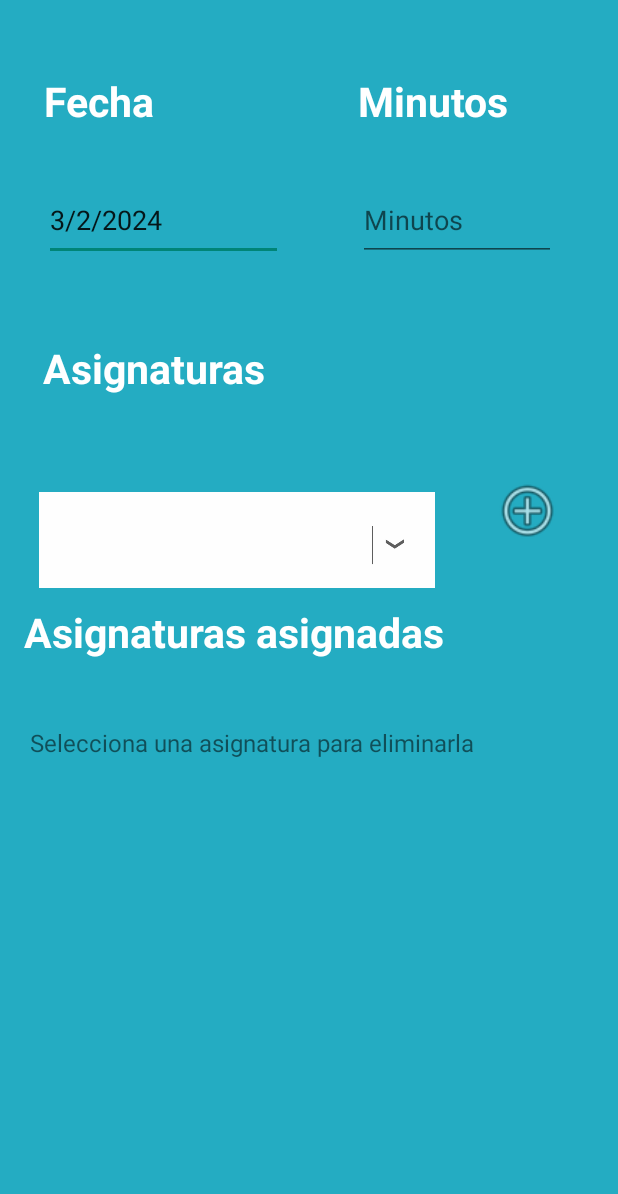
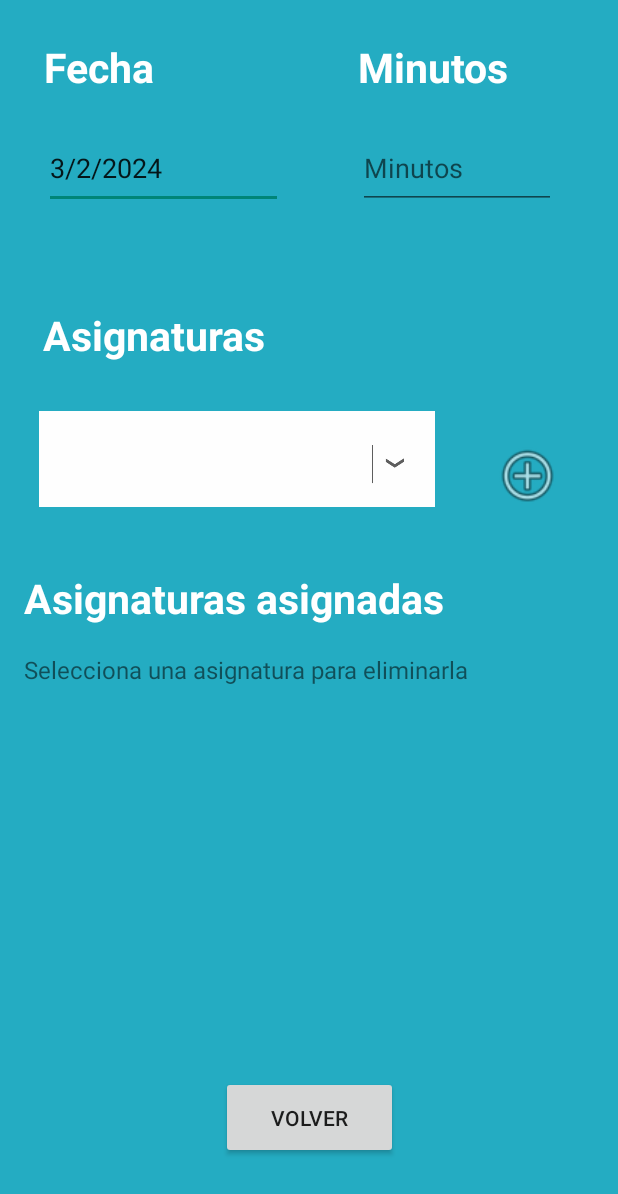
Before and after one commit to jfcaballero/HeticaAPP, an Android app: the EditarCalendario screen opened directly, with no data from a screen before it, on a phone screen of 412 x 824 dp. Shown: the top 1194 px of the screen. Run offline under Robolectric (Android 15) with nearby library versions, the phone set to English and light mode, and no system bars; libraries missing offline, so code that uses them is left out: com.hetica.

```diff
--- a/app/src/main/java/com/hetica/AutismoCordoba/AdminSQLiteOpenHelperCalendario.kt
+++ b/app/src/main/java/com/hetica/AutismoCordoba/AdminSQLiteOpenHelperCalendario.kt
@@ -37,6 +37,7 @@ class AdminSQLiteOpenHelperCalendario(context: Context) :
             contentValues.put(TIEMPO, tiempo)
             contentValues.put(ESTUDIADO, 0) // Por defecto, no estudiado
             db.insert(DB_TABLE, null, contentValues)
+            Log.d("Insertando en calendario","$asignatura,$dateString,$tiempo")
         }
         return true
     }
--- a/app/src/main/java/com/hetica/AutismoCordoba/AsignaturaDeHoy.kt
+++ b/app/src/main/java/com/hetica/AutismoCordoba/AsignaturaDeHoy.kt
@@ -13,6 +13,7 @@ import android.widget.Button
 import android.widget.CheckedTextView
 import android.widget.ImageView
 import android.widget.ListView
+import android.widget.TextView
 import android.widget.Toast
 import androidx.appcompat.app.AppCompatActivity
 import com.hetica.AutismoCordoba.MainActivity
@@ -70,7 +71,7 @@ class AsignaturaDeHoy : AppCompatActivity() {
         val month = calendar.get(Calendar.MONTH) + 1
         val day = calendar.get(Calendar.DAY_OF_MONTH)
         val dateString = String.format("%02d%02d%d", month, day, year)
-
+        var nohaytareas: TextView?=findViewById(R.id.textoNoHayTareasHoy)
         val asignaturasData = dbCalendario?.getAsignaturasForDayWithMinutos(dateString)
         adapter.clear()
 
@@ -85,7 +86,13 @@ class AsignaturaDeHoy : AppCompatActivity() {
                 }
             }
             adapter.addAll(displayList)
+            if (nohaytareas != null) {
+                nohaytareas.visibility=View.INVISIBLE
+            }
         } else {
+            if (nohaytareas != null) {
+                nohaytareas.visibility=View.VISIBLE
+            }
             calendarioListView?.adapter = null
         }
         adapter.notifyDataSetChanged()
@@ -178,12 +185,6 @@ class AsignaturaDeHoy : AppCompatActivity() {
         viewData()
 
     }
-    override fun onBackPressed() {
-        onBackPressedDispatcher.onBackPressed()
-        viewData()
-    }
-
-
 
 
 }
--- a/app/src/main/java/com/hetica/AutismoCordoba/EditarCalendario.kt
+++ b/app/src/main/java/com/hetica/AutismoCordoba/EditarCalendario.kt
@@ -3,12 +3,14 @@ package com.hetica.AutismoCordoba
 import AdminSQLiteOpenHelperCalendario
 import android.annotation.SuppressLint
 import android.app.DatePickerDialog
+import android.content.Intent
 import androidx.appcompat.app.AppCompatActivity
 import android.os.Bundle
 import android.util.Log
 import android.view.View
 import android.widget.AdapterView
 import android.widget.ArrayAdapter
+import android.widget.Button
 import android.widget.EditText
 import android.widget.ImageView
 import android.widget.ListView
@@ -30,10 +32,7 @@ private var listViewAsignaturasDeUnDia: ListView? = null
  */
 private var addAsignaturaCalendario: ImageView?=null
 
-/**
- * La lista de asignaturas donde volcaremos la base de datos
- */
-var asignaturasCalendarioBD: MutableList<String>? = null
+
 /**
  * The Adapter.
  */
@@ -42,6 +41,8 @@ var adapterEditarCalendario: ArrayAdapter<String>? = null
 var MinutosAsignatura: EditText?=null
 
 var dbCalendario: AdminSQLiteOpenHelperCalendario? = null
+
+var botonCalendario: Button?=null
 class EditarCalendario : AppCompatActivity() {
     @SuppressLint("MissingInflatedId")
     override fun onCreate(savedInstanceState: Bundle?) {
@@ -56,6 +57,11 @@ class EditarCalendario : AppCompatActivity() {
         MinutosAsignatura=findViewById(R.id.calendarioMinutosAsignatura)
 
 
+        botonCalendario=findViewById(R.id.volverCalendarioBoton)
+        botonCalendario?.setOnClickListener {
+            val intent = Intent(this, AsignaturaDeHoy::class.java)
+            startActivity(intent)
+        }
 
         addAsignaturaCalendario?.setOnClickListener {
             val asignaturaSeleccionada = spinner.selectedItem as String
@@ -229,6 +235,10 @@ class EditarCalendario : AppCompatActivity() {
             return false
         }
     }
+    override fun onBackPressed() {
+        // No realizar ninguna acción al presionar el botón de retroceso del dispositivo móvil
+        // super.onBackPressed()
+    }
 
 
 }
--- a/app/src/main/res/layout/activity_asignatura_de_hoy.xml
+++ b/app/src/main/res/layout/activity_asignatura_de_hoy.xml
@@ -82,4 +82,18 @@
         app:layout_constraintTop_toBottomOf="@+id/editarCalendarioBoton"
         app:layout_constraintVertical_bias="1.0" />
 
+    <TextView
+        android:id="@+id/textoNoHayTareasHoy"
+        android:layout_width="wrap_content"
+        android:layout_height="wrap_content"
+        android:layout_marginTop="129dp"
+        android:text="No hay tareas para hoy"
+        android:textSize="24sp"
+        app:layout_constraintBottom_toBottomOf="@+id/asignaturasdehoy"
+        app:layout_constraintEnd_toEndOf="@+id/asignaturasdehoy"
+        app:layout_constraintHorizontal_bias="0.52"
+        app:layout_constraintStart_toStartOf="@+id/asignaturasdehoy"
+        app:layout_constraintTop_toTopOf="@+id/asignaturasdehoy"
+        app:layout_constraintVertical_bias="0.0" />
+
 </androidx.constraintlayout.widget.ConstraintLayout>
--- a/app/src/main/res/layout/activity_editar_calendario.xml
+++ b/app/src/main/res/layout/activity_editar_calendario.xml
@@ -7,52 +7,19 @@
     android:background="#24acc2"
     tools:context=".EditarCalendario">
 
-    <TextView
-        android:id="@+id/textView72"
-        android:layout_width="127dp"
-        android:layout_height="43dp"
-        android:text="Fecha"
-        android:textAlignment="textStart"
-        android:textColor="#FFFFFF"
-        android:textSize="27sp"
-        android:textStyle="bold"
+
+    <ListView
+        android:id="@+id/listViewCalendarioAsignaturas"
+        android:layout_width="366dp"
+        android:layout_height="222dp"
+        android:layout_marginTop="13dp"
+        android:layout_marginBottom="100dp"
         app:layout_constraintBottom_toBottomOf="parent"
         app:layout_constraintEnd_toEndOf="parent"
-        app:layout_constraintHorizontal_bias="0.102"
+        app:layout_constraintHorizontal_bias="0.355"
         app:layout_constraintStart_toStartOf="parent"
-        app:layout_constraintTop_toTopOf="parent"
-        app:layout_constraintVertical_bias="0.062" />
-
-    <TextView
-        android:id="@+id/textView62"
-        android:layout_width="127dp"
-        android:layout_height="43dp"
-        android:text="Minutos"
-        android:textAlignment="textStart"
-        android:textColor="#FFFFFF"
-        android:textSize="27sp"
-        android:textStyle="bold"
-        app:layout_constraintBottom_toBottomOf="parent"
-        app:layout_constraintEnd_toEndOf="parent"
-        app:layout_constraintHorizontal_bias="0.838"
-        app:layout_constraintStart_toStartOf="parent"
-        app:layout_constraintTop_toTopOf="parent"
-        app:layout_constraintVertical_bias="0.062" />
-
-    <TextView
-        android:id="@+id/textView73"
-        android:layout_width="177dp"
-        android:layout_height="52dp"
-        android:text="Asignaturas"
-        android:textColor="#FFFFFF"
-        android:textSize="27sp"
-        android:textStyle="bold"
-        app:layout_constraintBottom_toBottomOf="parent"
-        app:layout_constraintEnd_toEndOf="parent"
-        app:layout_constraintHorizontal_bias="0.123"
-        app:layout_constraintStart_toStartOf="parent"
-        app:layout_constraintTop_toTopOf="parent"
-        app:layout_constraintVertical_bias="0.294" />
+        app:layout_constraintTop_toBottomOf="@+id/textView75"
+        app:layout_constraintVertical_bias="0.0" />
 
     <TextView
         android:id="@+id/textView74"
@@ -67,8 +34,22 @@
         app:layout_constraintHorizontal_bias="0.301"
         app:layout_constraintStart_toStartOf="parent"
         app:layout_constraintTop_toTopOf="parent"
-        app:layout_constraintVertical_bias="0.515" />
+        app:layout_constraintVertical_bias="0.486" />
 
+    <TextView
+        android:id="@+id/textView75"
+        android:layout_width="wrap_content"
+        android:layout_height="wrap_content"
+        android:layout_marginTop="13dp"
+        android:layout_marginBottom="320dp"
+        android:text="Selecciona una asignatura para eliminarla"
+        android:textSize="16sp"
+        app:layout_constraintBottom_toBottomOf="parent"
+        app:layout_constraintEnd_toEndOf="parent"
+        app:layout_constraintHorizontal_bias="0.139"
+        app:layout_constraintStart_toStartOf="parent"
+        app:layout_constraintTop_toBottomOf="@+id/textView74"
+        app:layout_constraintVertical_bias="0.0" />
 
     <RelativeLayout
         android:id="@+id/relativeLayout9"
@@ -84,9 +65,10 @@
         app:layout_constraintBottom_toBottomOf="parent"
         app:layout_constraintEnd_toEndOf="parent"
 
-        app:layout_constraintHorizontal_bias="0.177"
+        app:layout_constraintHorizontal_bias="0.176"
         app:layout_constraintStart_toStartOf="parent"
         app:layout_constraintTop_toBottomOf="@+id/textView73"
+        app:layout_constraintVertical_bias="0.0"
         tools:ignore="MissingConstraints">
 
         <Spinner
@@ -118,7 +100,7 @@
         android:id="@+id/FechaCalendario"
         android:layout_width="159dp"
         android:layout_height="54dp"
-        android:layout_marginTop="28dp"
+        android:layout_marginTop="16dp"
         android:ems="10"
         android:inputType="textPersonName"
         android:text="Fecha"
@@ -127,18 +109,66 @@
         app:layout_constraintStart_toStartOf="parent"
         app:layout_constraintTop_toBottomOf="@+id/textView72" />
 
-    <ListView
-        android:id="@+id/listViewCalendarioAsignaturas"
-        android:layout_width="370dp"
-        android:layout_height="235dp"
-        android:layout_marginTop="20dp"
-        android:layout_marginBottom="40dp"
+    <TextView
+        android:id="@+id/textView73"
+        android:layout_width="177dp"
+        android:layout_height="52dp"
+        android:text="Asignaturas"
+        android:textColor="#FFFFFF"
+        android:textSize="27sp"
+        android:textStyle="bold"
         app:layout_constraintBottom_toBottomOf="parent"
         app:layout_constraintEnd_toEndOf="parent"
-        app:layout_constraintHorizontal_bias="0.39"
+        app:layout_constraintHorizontal_bias="0.123"
         app:layout_constraintStart_toStartOf="parent"
-        app:layout_constraintTop_toBottomOf="@+id/textView75"
-        app:layout_constraintVertical_bias="0.0" />
+        app:layout_constraintTop_toTopOf="parent"
+        app:layout_constraintVertical_bias="0.265" />
+
+    <EditText
+        android:id="@+id/calendarioMinutosAsignatura"
+        android:layout_width="132dp"
+        android:layout_height="54dp"
+        android:layout_marginTop="16dp"
+        android:layout_marginEnd="40dp"
+        android:ems="10"
+        android:hint="Minutos"
+        android:inputType="number"
+        app:layout_constraintEnd_toEndOf="parent"
+        app:layout_constraintHorizontal_bias="0.98"
+        app:layout_constraintStart_toEndOf="@+id/FechaCalendario"
+        app:layout_constraintTop_toBottomOf="@+id/textView62" />
+
+    <TextView
+        android:id="@+id/textView62"
+        android:layout_width="127dp"
+        android:layout_height="43dp"
+        android:text="Minutos"
+        android:textAlignment="textStart"
+        android:textColor="#FFFFFF"
+        android:textSize="27sp"
+        android:textStyle="bold"
+        app:layout_constraintBottom_toBottomOf="parent"
+        app:layout_constraintEnd_toEndOf="parent"
+        app:layout_constraintHorizontal_bias="0.838"
+        app:layout_constraintStart_toStartOf="parent"
+        app:layout_constraintTop_toTopOf="parent"
+        app:layout_constraintVertical_bias="0.033" />
+
+    <TextView
+        android:id="@+id/textView72"
+        android:layout_width="127dp"
+        android:layout_height="43dp"
+        android:text="Fecha"
+        android:textAlignment="textStart"
+        android:textColor="#FFFFFF"
+        android:textSize="27sp"
+        android:textStyle="bold"
+        app:layout_constraintBottom_toBottomOf="parent"
+        app:layout_constraintEnd_toEndOf="parent"
+        app:layout_constraintHorizontal_bias="0.102"
+        app:layout_constraintStart_toStartOf="parent"
+        app:layout_constraintTop_toTopOf="parent"
+        app:layout_constraintVertical_bias="0.033" />
 
     <ImageView
         android:id="@+id/addAsignaturaCalendario"
@@ -149,35 +179,23 @@
         app:layout_constraintHorizontal_bias="0.898"
         app:layout_constraintStart_toStartOf="parent"
         app:layout_constraintTop_toTopOf="parent"
-        app:layout_constraintVertical_bias="0.407"
+        app:layout_constraintVertical_bias="0.377"
         app:srcCompat="@android:drawable/ic_menu_add" />
 
-    <TextView
-        android:id="@+id/textView75"
-        android:layout_width="wrap_content"
-        android:layout_height="wrap_content"
-        android:layout_marginTop="17dp"
-        android:layout_marginBottom="296dp"
-        android:text="Selecciona una asignatura para eliminarla"
-        android:textSize="16sp"
+    <Button
+        android:id="@+id/volverCalendarioBoton"
+        android:layout_width="118dp"
+        android:layout_height="55dp"
+        android:layout_marginStart="167dp"
+        android:layout_marginTop="16dp"
+        android:layout_marginEnd="156dp"
+        android:layout_marginBottom="25dp"
+        android:text="Volver"
         app:layout_constraintBottom_toBottomOf="parent"
         app:layout_constraintEnd_toEndOf="parent"
-        app:layout_constraintHorizontal_bias="0.173"
+        app:layout_constraintHorizontal_bias="0.7"
         app:layout_constraintStart_toStartOf="parent"
-        app:layout_constraintTop_toBottomOf="@+id/textView74" />
-
-    <EditText
-        android:id="@+id/calendarioMinutosAsignatura"
-        android:layout_width="132dp"
-        android:layout_height="54dp"
-        android:layout_marginTop="28dp"
-        android:layout_marginEnd="40dp"
-        android:ems="10"
-        android:hint="Minutos"
-        android:inputType="number"
-        app:layout_constraintEnd_toEndOf="parent"
-        app:layout_constraintHorizontal_bias="0.98"
-        app:layout_constraintStart_toEndOf="@+id/FechaCalendario"
-        app:layout_constraintTop_toBottomOf="@+id/textView62" />
+        app:layout_constraintTop_toBottomOf="@+id/listViewCalendarioAsignaturas"
+        app:layout_constraintVertical_bias="0.25" />
 
 </androidx.constraintlayout.widget.ConstraintLayout>
```
